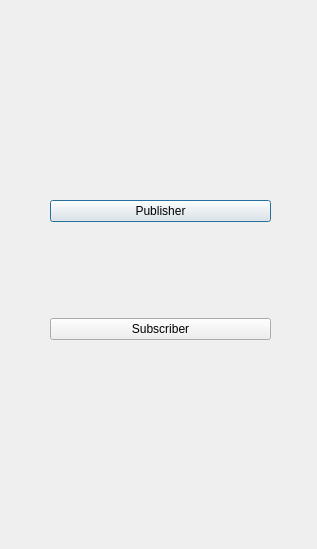
The window that qt/qtmqtt/examples/mqtt/subscriptions/selectionmenu.ui (FSBY668/Program) describes before a commit, drawn with Qt 5.
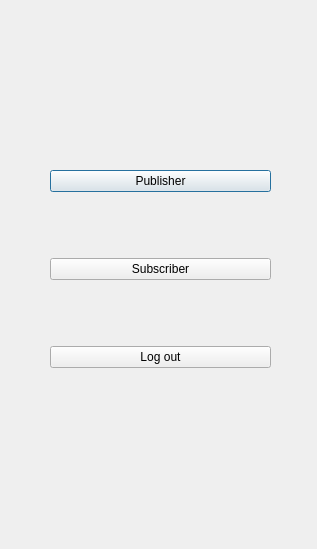
The same window after the commit.

What changed in the file:
```diff
--- a/qt/qtmqtt/examples/mqtt/subscriptions/selectionmenu.ui
+++ b/qt/qtmqtt/examples/mqtt/subscriptions/selectionmenu.ui
@@ -13,7 +13,7 @@
   <property name="windowTitle">
    <string>Dialog</string>
   </property>
-  <widget class="QWidget" name="">
+  <widget class="QWidget" name="layoutWidget">
    <property name="geometry">
     <rect>
      <x>50</x>
@@ -37,6 +37,13 @@
       </property>
      </widget>
     </item>
+    <item>
+     <widget class="QPushButton" name="pushButton">
+      <property name="text">
+       <string>Log out</string>
+      </property>
+     </widget>
+    </item>
    </layout>
   </widget>
  </widget>
```
